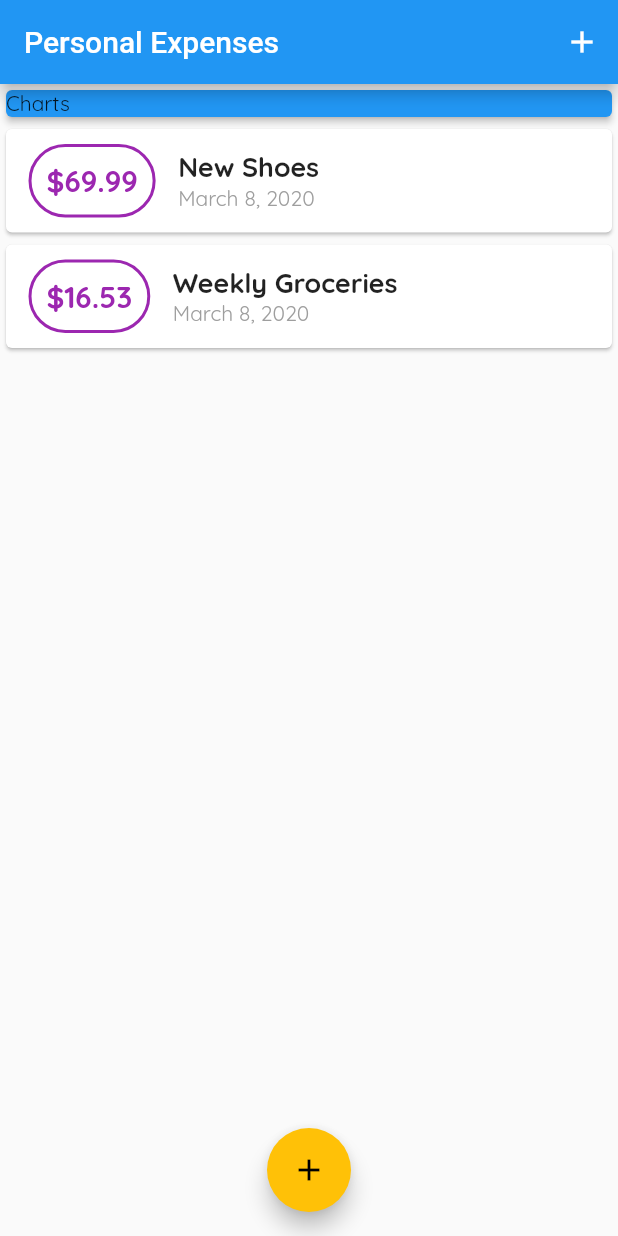
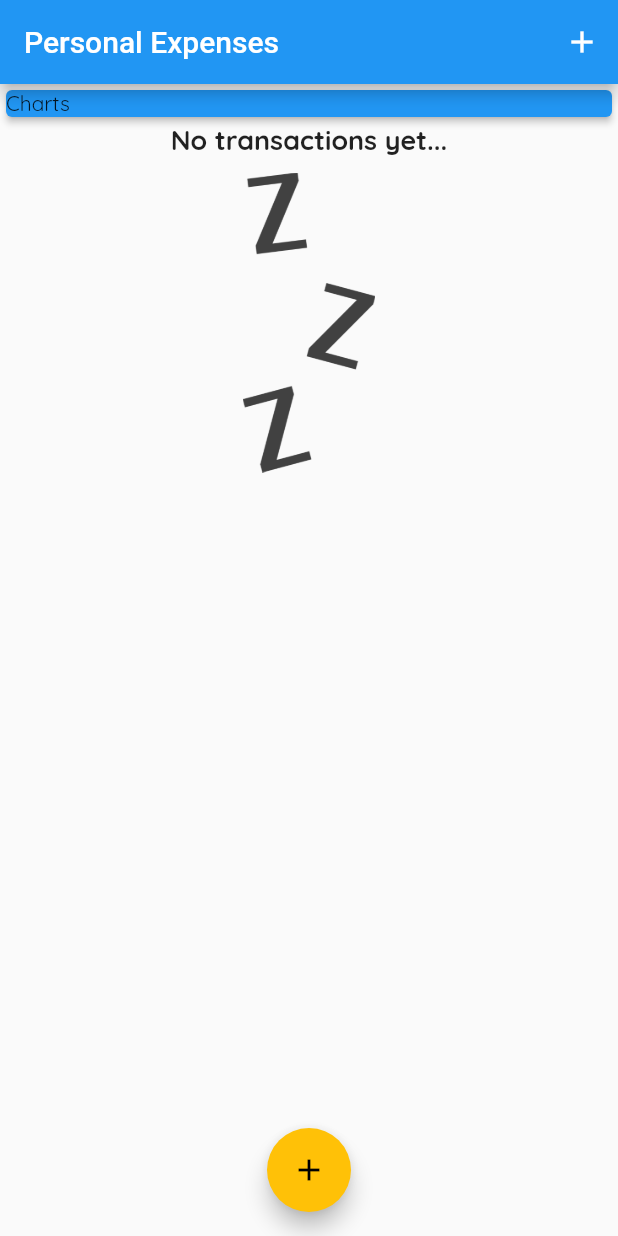
Before and after one commit to officer47p/personal-expenses, a Flutter app: the screen it shows after launch, on a phone screen of 412 x 824 dp. Run offline on Flutter 3.47's test engine with Material 2 defaults, Android fonts, the phone set to English and light mode, and no system bars.

Commit message:
the transactions list is empty by default and put an image when there are no transactions

```diff
--- a/lib/main.dart
+++ b/lib/main.dart
@@ -42,18 +42,18 @@ class MyHomePage extends StatefulWidget {
 
 class _MyHomePageState extends State<MyHomePage> {
   List<Transaction> transactions = [
-    Transaction(
-      id: "t1",
-      title: "New Shoes",
-      amount: 69.99,
-      date: DateTime.now(),
-    ),
-    Transaction(
-      id: "t2",
-      title: "Weekly Groceries",
-      amount: 16.53,
-      date: DateTime.now(),
-    ),
+    // Transaction(
+    //   id: "t1",
+    //   title: "New Shoes",
+    //   amount: 69.99,
+    //   date: DateTime.now(),
+    // ),
+    // Transaction(
+    //   id: "t2",
+    //   title: "Weekly Groceries",
+    //   amount: 16.53,
+    //   date: DateTime.now(),
+    // ),
   ];
 
   void addNewTransaction(String title, double amount) {
--- a/lib/widgets/transaction_list.dart
+++ b/lib/widgets/transaction_list.dart
@@ -11,7 +11,26 @@ class TransactionList extends StatelessWidget {
   Widget build(BuildContext context) {
     return Container(
       height: 300,
-      child: ListView.builder(
+      child: transactions.isEmpty
+          ? Column(
+              children: <Widget>[
+                Text(
+                  "No transactions yet...",
+                  style: Theme.of(context).textTheme.title,
+                ),
+                SizedBox(
+                  height: 10,
+                ),
+                Container(
+                  height: 200,
+                  child: Image.asset(
+                    "assets/images/waiting.png",
+                    fit: BoxFit.cover,
+                  ),
+                ),
+              ],
+            )
+          : ListView.builder(
               itemBuilder: (BuildContext context, i) {
                 return Card(
                   child: Row(
--- a/pubspec.yaml
+++ b/pubspec.yaml
@@ -42,8 +42,8 @@ flutter:
   uses-material-design: true
 
   # To add assets to your application, add an assets section, like this:
-  # assets:
-  #  - images/a_dot_burr.jpeg
+  assets:
+   - assets/images/
   #  - images/a_dot_ham.jpeg
 
   # An image asset can refer to one or more resolution-specific "variants", see
```
Also changed, not shown: assets/images/waiting.png (added). Lines whose indentation alone changed are shown as unchanged.
